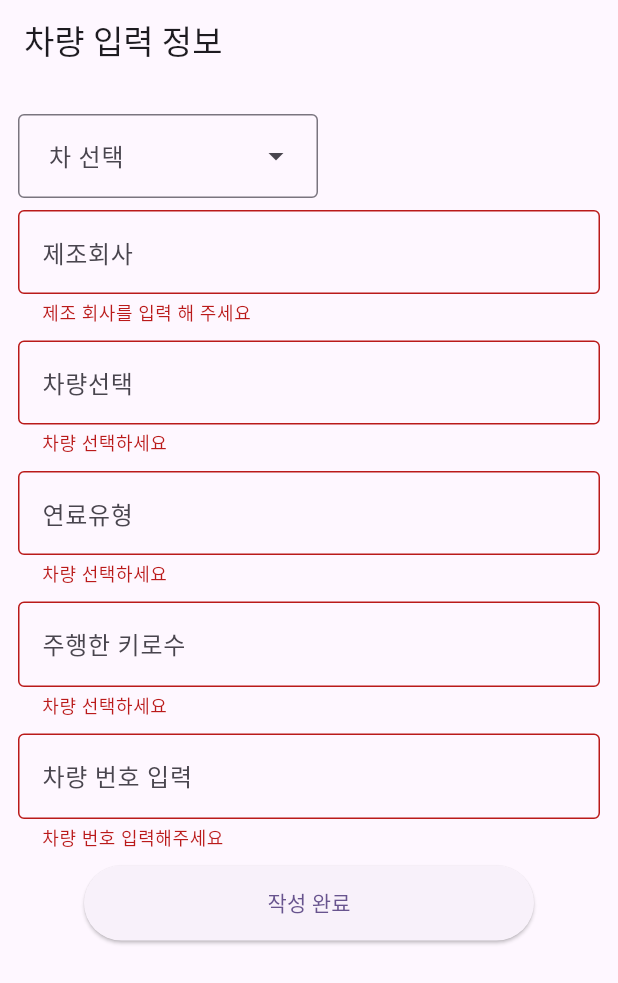
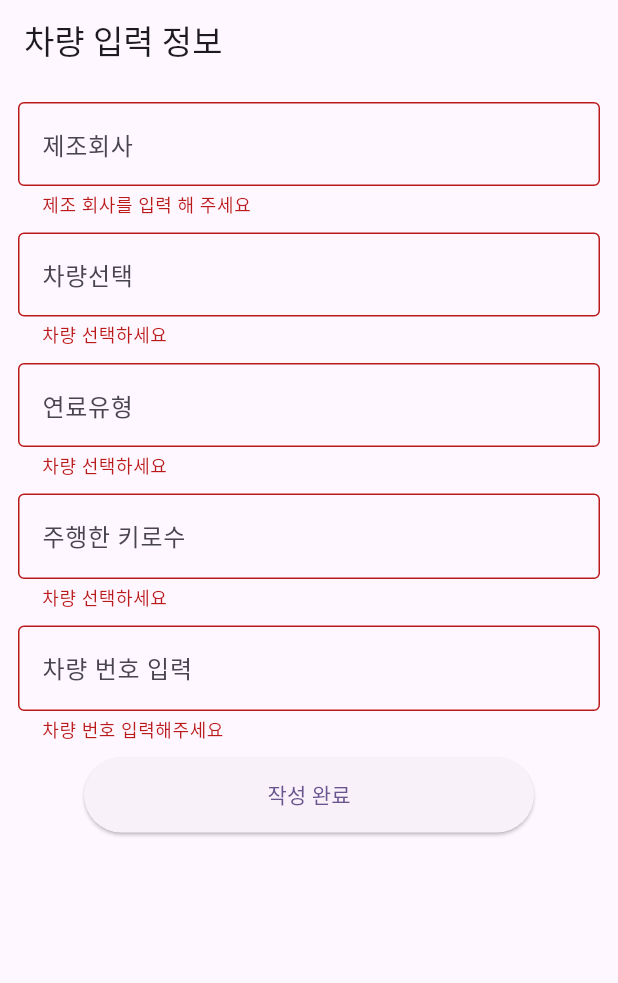
Before and after one commit to OSS0302/car_periodic_inspection_info, a Flutter app: the CarInfoAddScreen screen opened by its route, after a tap on "작성 완료", on a phone screen of 412 x 824 dp. Shown: the top 983 px of the screen. Run offline on Flutter 3.47's test engine with Material 3 defaults, Android fonts, the phone set to English and light mode, and no system bars; our stand-ins replace freezed_annotation, go_router, supabase_flutter; missing offline and left inert: animation_list; accounts and stored records are empty; network calls fail.

```diff
--- a/lib/presentation/car_info_add_screen/car_info_add_screen.dart
+++ b/lib/presentation/car_info_add_screen/car_info_add_screen.dart
@@ -6,7 +6,7 @@ import 'package:supabase_flutter/supabase_flutter.dart';
 final supabase = Supabase.instance.client;
 
 class CarInfoAddScreen extends StatefulWidget {
-  const CarInfoAddScreen({super.key});
+  const CarInfoAddScreen({Key? key}) : super(key: key);
 
   @override
   State<CarInfoAddScreen> createState() => _CarInfoAddScreenState();
@@ -41,17 +41,19 @@ class _CarInfoAddScreenState extends State<CarInfoAddScreen> {
         'company': companyController.text ?? '',
         'car_select': carSelectController.text ?? '',
         'gas_select': gasSelectController.text ?? '',
+        'car_number': carNumberController.text ?? '',
         'distance': distanceController.text ?? '',
         'date': DateFormat("yyyy-MM-dd HH:mm").format(koreaNow),
-        'car_number': carNumberController.text ?? '',
+
       });
       context.go('/mainScreen', extra : {
         'company': companyController.text,
         'car_select': carSelectController.text,
         'gas_select': gasSelectController.text,
+        'car_number': carNumberController.text,
         'distance': distanceController.text,
         'date': DateFormat("yyyy-MM-dd HH:mm").format(koreaNow),
-        'car_number': carNumberController.text,
+
       });
     }
   }
@@ -76,8 +78,7 @@ class _CarInfoAddScreenState extends State<CarInfoAddScreen> {
                       Container(
                           decoration: BoxDecoration(
                               borderRadius: BorderRadius.circular(40)),
-                          child: dropDownMenu()),
-                    ],
+                      ),],
                   ),
                   TextFormField(
                     validator: (value) {
@@ -136,7 +137,7 @@ class _CarInfoAddScreenState extends State<CarInfoAddScreen> {
                       }
                       return null;
                     },
-                    controller: carNumberController,
+                    controller: distanceController,
                     decoration: InputDecoration(
                       hintText: '주행한 키로수',
                       border: OutlineInputBorder(),
@@ -152,7 +153,7 @@ class _CarInfoAddScreenState extends State<CarInfoAddScreen> {
                       }
                       return null;
                     },
-                    controller: distanceController,
+                    controller: carNumberController,
                     decoration: InputDecoration(
                       hintText: '차량 번호 입력',
                       border: OutlineInputBorder(),
@@ -179,23 +180,3 @@ class _CarInfoAddScreenState extends State<CarInfoAddScreen> {
     );
   }
 }
-
-Widget dropDownMenu() {
-  return const SingleChildScrollView(
-    scrollDirection: Axis.horizontal,
-    child: Padding(
-      padding: EdgeInsets.symmetric(vertical: 8.0),
-      child: DropdownMenu(
-        width: 200,
-        label: Text(' 차 선택 '),
-        dropdownMenuEntries: [
-          DropdownMenuEntry(value: Colors.orange, label: '1대'),
-          DropdownMenuEntry(value: Colors.green, label: '2대'),
-          DropdownMenuEntry(value: Colors.deepPurple, label: '3대'),
-          DropdownMenuEntry(value: Colors.yellow, label: '4대'),
-          DropdownMenuEntry(value: Colors.lime, label: '5대'),
-        ],
-      ),
-    ),
-  );
-}
```
